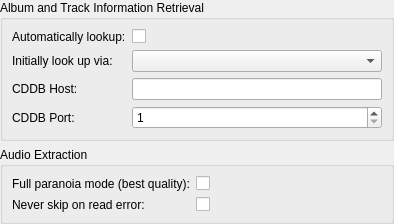
polpo/cantata-mac, file devices/audiocdsettings.ui: the form before one commit.
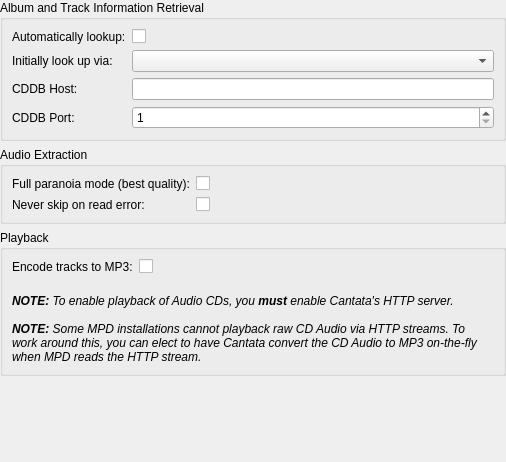
The form after the commit. Custom widgets are drawn as their Qt base class.

Commit message: Optionally covert CD Audio tracks to MP3 when playnig back via HTTP server.

Diff of the .ui file:
```diff
--- a/devices/audiocdsettings.ui
+++ b/devices/audiocdsettings.ui
@@ -6,8 +6,8 @@
    <rect>
     <x>0</x>
     <y>0</y>
-    <width>394</width>
-    <height>217</height>
+    <width>506</width>
+    <height>462</height>
    </rect>
   </property>
   <property name="windowTitle">
@@ -120,6 +120,59 @@
      </layout>
     </widget>
    </item>
+   <item>
+    <widget class="QGroupBox" name="playbackOptions">
+     <property name="title">
+      <string>Playback</string>
+     </property>
+     <layout class="QFormLayout" name="formLayout_3">
+      <item row="0" column="0">
+       <widget class="BuddyLabel" name="label">
+        <property name="text">
+         <string>Encode tracks to MP3:</string>
+        </property>
+        <property name="buddy">
+         <cstring>cdMp3</cstring>
+        </property>
+       </widget>
+      </item>
+      <item row="0" column="1">
+       <widget class="OnOffButton" name="cdMp3"/>
+      </item>
+      <item row="2" column="0" colspan="2">
+       <widget class="QLabel" name="label_2">
+        <property name="text">
+         <string>&lt;i&gt;
+&lt;b&gt;NOTE:&lt;/b&gt; To enable playback of Audio CDs, you &lt;b&gt;must&lt;/b&gt; enable Cantata's HTTP server.
+&lt;br/&gt;
+&lt;br/&gt;
+&lt;b&gt;NOTE:&lt;/b&gt; Some MPD installations cannot playback raw CD Audio via HTTP streams. To work around this, you can elect to have Cantata convert the CD Audio to MP3 on-the-fly when MPD reads the HTTP stream.
+&lt;/i&gt;</string>
+        </property>
+        <property name="wordWrap">
+         <bool>true</bool>
+        </property>
+       </widget>
+      </item>
+      <item row="1" column="0">
+       <spacer name="verticalSpacer_2">
+        <property name="orientation">
+         <enum>Qt::Vertical</enum>
+        </property>
+        <property name="sizeType">
+         <enum>QSizePolicy::Fixed</enum>
+        </property>
+        <property name="sizeHint" stdset="0">
+         <size>
+          <width>1</width>
+          <height>8</height>
+         </size>
+        </property>
+       </spacer>
+      </item>
+     </layout>
+    </widget>
+   </item>
    <item>
     <spacer name="verticalSpacer">
      <property name="orientation">
```
Left out of the diff: 4 changed lines with no effect on the pictures. The commit also changes 8 other files.
